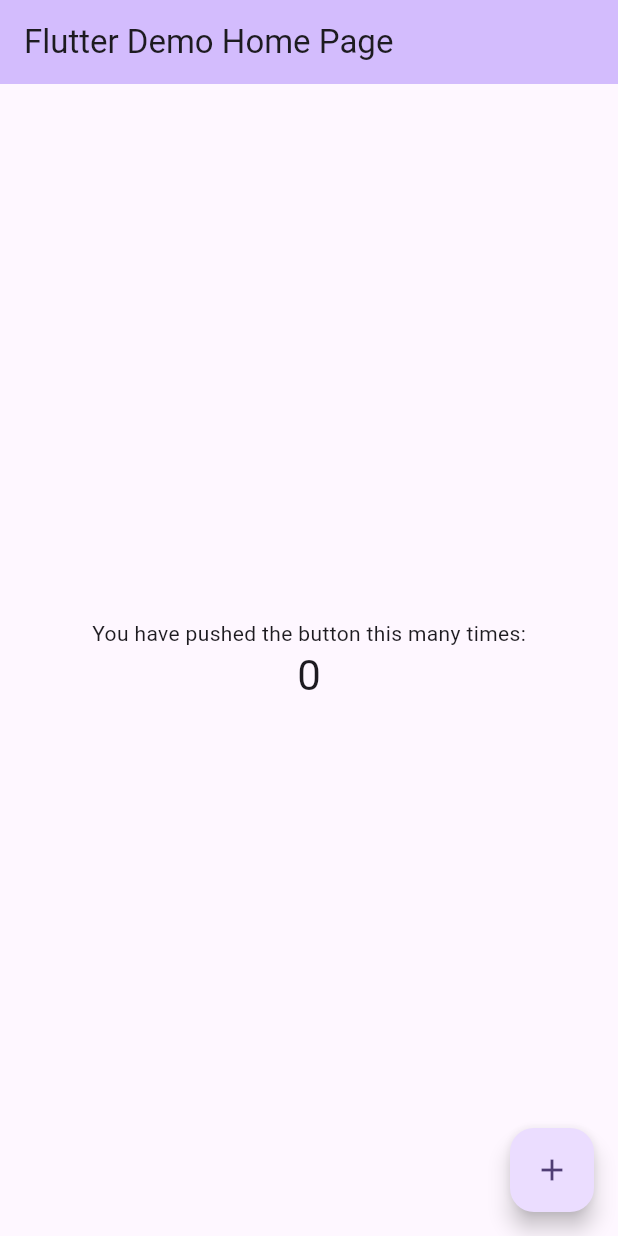
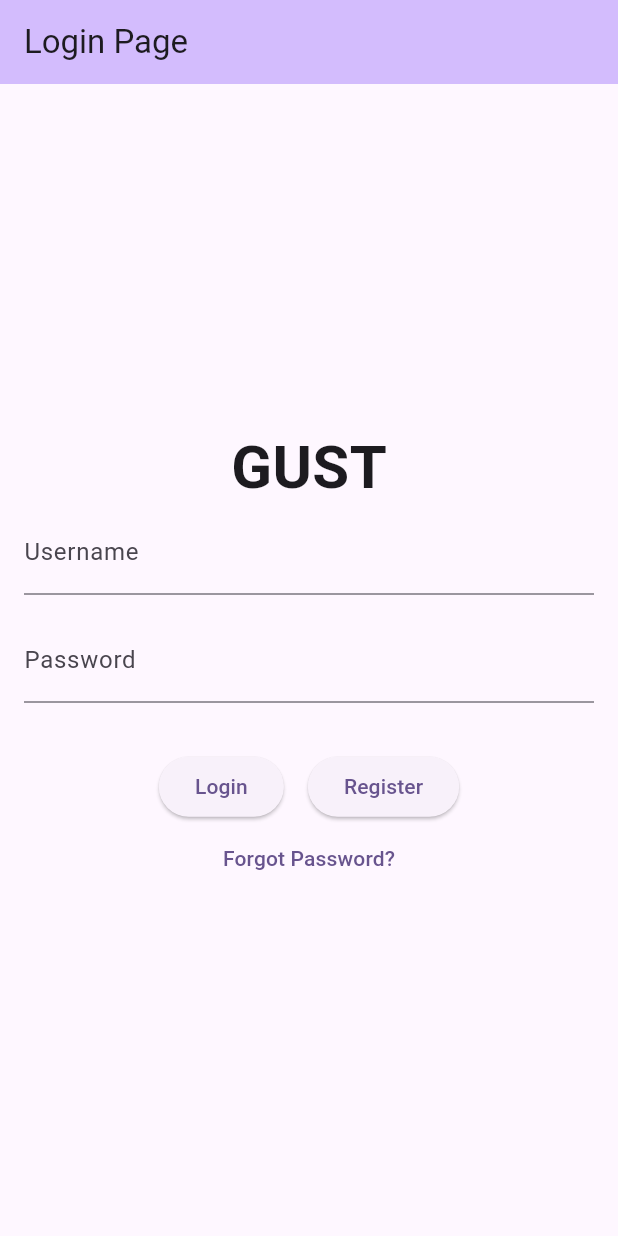
Before and after one commit to vladmester2002/gust-fe, a Flutter app: the screen it shows after launch, on a phone screen of 412 x 824 dp. Run offline on Flutter 3.47's test engine with Material 3 defaults, Android fonts, the phone set to English and light mode, and no system bars.

Commit message:
add register, forgot password buttons; title text

```diff
--- a/gust_fe/lib/main.dart
+++ b/gust_fe/lib/main.dart
@@ -7,119 +7,103 @@
 class MyApp extends StatelessWidget {
   const MyApp({super.key});
 
-  // This widget is the root of your application.
   @override
   Widget build(BuildContext context) {
     return MaterialApp(
-      title: 'Flutter Demo',
+      title: 'Login Page',
       theme: ThemeData(
-        // This is the theme of your application.
-        //
-        // TRY THIS: Try running your application with "flutter run". You'll see
-        // the application has a purple toolbar. Then, without quitting the app,
-        // try changing the seedColor in the colorScheme below to Colors.green
-        // and then invoke "hot reload" (save your changes or press the "hot
-        // reload" button in a Flutter-supported IDE, or press "r" if you used
-        // the command line to start the app).
-        //
-        // Notice that the counter didn't reset back to zero; the application
-        // state is not lost during the reload. To reset the state, use hot
-        // restart instead.
-        //
-        // This works for code too, not just values: Most code changes can be
-        // tested with just a hot reload.
         colorScheme: ColorScheme.fromSeed(seedColor: Colors.deepPurple),
         useMaterial3: true,
       ),
-      home: const MyHomePage(title: 'Flutter Demo Home Page'),
+      home: const LoginPage(),
     );
   }
 }
 
-class MyHomePage extends StatefulWidget {
-  const MyHomePage({super.key, required this.title});
-
-  // This widget is the home page of your application. It is stateful, meaning
-  // that it has a State object (defined below) that contains fields that affect
-  // how it looks.
-
-  // This class is the configuration for the state. It holds the values (in this
-  // case the title) provided by the parent (in this case the App widget) and
-  // used by the build method of the State. Fields in a Widget subclass are
-  // always marked "final".
-
-  final String title;
+class LoginPage extends StatefulWidget {
+  const LoginPage({super.key});
 
   @override
-  State<MyHomePage> createState() => _MyHomePageState();
+  State<LoginPage> createState() => _LoginPageState();
 }
 
-class _MyHomePageState extends State<MyHomePage> {
-  int _counter = 0;
+class _LoginPageState extends State<LoginPage> {
+  final TextEditingController _usernameController = TextEditingController();
+  final TextEditingController _passwordController = TextEditingController();
 
-  void _incrementCounter() {
-    setState(() {
-      // This call to setState tells the Flutter framework that something has
-      // changed in this State, which causes it to rerun the build method below
-      // so that the display can reflect the updated values. If we changed
-      // _counter without calling setState(), then the build method would not be
-      // called again, and so nothing would appear to happen.
-      _counter++;
-    });
+  void _login() {
+    final String username = _usernameController.text;
+    final String password = _passwordController.text;
+
+    if (username.isNotEmpty && password.isNotEmpty) {
+      ScaffoldMessenger.of(context).showSnackBar(
+        const SnackBar(content: Text('Login Successful')),
+      );
+    } else {
+      ScaffoldMessenger.of(context).showSnackBar(
+        const SnackBar(
+            content: Text('Please enter both username and password')),
+      );
+    }
   }
 
   @override
   Widget build(BuildContext context) {
-    // This method is rerun every time setState is called, for instance as done
-    // by the _incrementCounter method above.
-    //
-    // The Flutter framework has been optimized to make rerunning build methods
-    // fast, so that you can just rebuild anything that needs updating rather
-    // than having to individually change instances of widgets.
     return Scaffold(
       appBar: AppBar(
-        // TRY THIS: Try changing the color here to a specific color (to
-        // Colors.amber, perhaps?) and trigger a hot reload to see the AppBar
-        // change color while the other colors stay the same.
         backgroundColor: Theme.of(context).colorScheme.inversePrimary,
-        // Here we take the value from the MyHomePage object that was created by
-        // the App.build method, and use it to set our appbar title.
-        title: Text(widget.title),
+        title: const Text('Login Page'),
       ),
       body: Center(
-        // Center is a layout widget. It takes a single child and positions it
-        // in the middle of the parent.
+        child: Padding(
+          padding: const EdgeInsets.all(16.0),
           child: Column(
-          // Column is also a layout widget. It takes a list of children and
-          // arranges them vertically. By default, it sizes itself to fit its
-          // children horizontally, and tries to be as tall as its parent.
-          //
-          // Column has various properties to control how it sizes itself and
-          // how it positions its children. Here we use mainAxisAlignment to
-          // center the children vertically; the main axis here is the vertical
-          // axis because Columns are vertical (the cross axis would be
-          // horizontal).
-          //
-          // TRY THIS: Invoke "debug painting" (choose the "Toggle Debug Paint"
-          // action in the IDE, or press "p" in the console), to see the
-          // wireframe for each widget.
             mainAxisAlignment: MainAxisAlignment.center,
             children: <Widget>[
               const Text(
-              'You have pushed the button this many times:',
+                'GUST',
+                style: TextStyle(
+                  fontSize: 40,
+                  fontWeight: FontWeight.bold,
                 ),
-            Text(
-              '$_counter',
-              style: Theme.of(context).textTheme.headlineMedium,
+              ),
+              TextField(
+                controller: _usernameController,
+                decoration: const InputDecoration(labelText: 'Username'),
+              ),
+              const SizedBox(height: 16),
+              TextField(
+                controller: _passwordController,
+                obscureText: true,
+                decoration: const InputDecoration(labelText: 'Password'),
+              ),
+              const SizedBox(height: 32),
+              Row(
+                mainAxisAlignment: MainAxisAlignment.center,
+                children: [
+                  ElevatedButton(
+                    onPressed: _login,
+                    child: const Text('Login'),
+                  ),
+                  const SizedBox(width: 16),
+                  ElevatedButton(
+                    onPressed: () {
+                      // Handle register action
+                    },
+                    child: const Text('Register'),
+                  ),
+                ],
+              ),
+              TextButton(
+                onPressed: () {
+                  // Handle forgot password action
+                },
+                child: const Text('Forgot Password?'),
               ),
             ],
           ),
         ),
-      floatingActionButton: FloatingActionButton(
-        onPressed: _incrementCounter,
-        tooltip: 'Increment',
-        child: const Icon(Icons.add),
-      ), // This trailing comma makes auto-formatting nicer for build methods.
+      ),
     );
   }
 }
```
Lines whose indentation alone changed are shown as unchanged.
